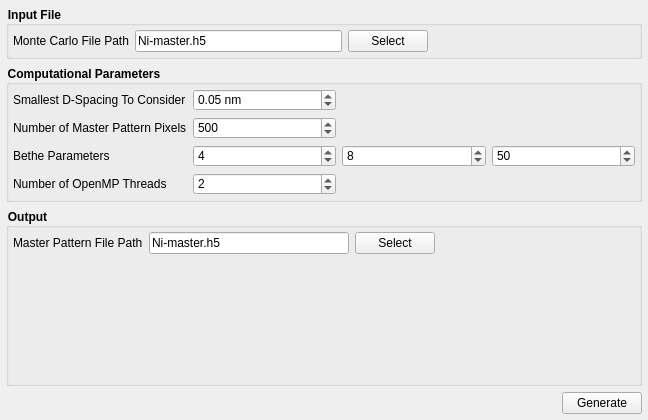
Old version of the form Source/EMsoftWorkbench/Workbench/Modules/MasterPatternSimulationModule/UI_Files/MasterPatternSimulation_UI.ui in the repository EMsoft-org/EMsoft.
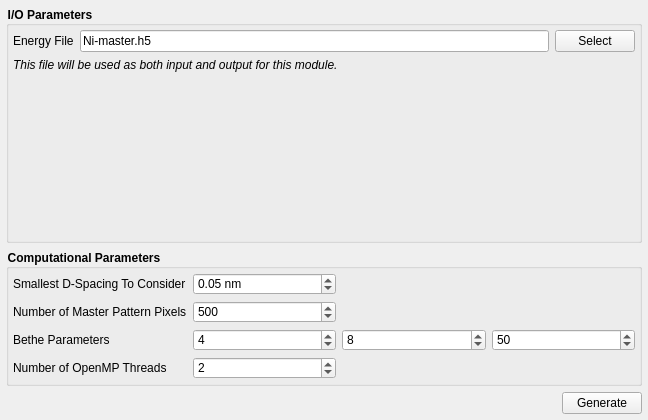
New version of the form.

Commit message:
Merging Master Pattern simulation I/O file paths into one file path (#126)
* Merging MP I/O file paths into one file path.

The NML file that is required to run the Master Pattern simulation algorithm does not have input and output file path values, just an energy file value.  The user interface has been updated with an energy file parameter instead of input file and output file parameters.

* Adding Energy File label that better explains the file used as I/O.

```diff
--- a/Source/EMsoftWorkbench/Workbench/Modules/MasterPatternSimulationModule/UI_Files/MasterPatternSimulation_UI.ui
+++ b/Source/EMsoftWorkbench/Workbench/Modules/MasterPatternSimulationModule/UI_Files/MasterPatternSimulation_UI.ui
@@ -35,7 +35,7 @@
    <item>
     <widget class="QGroupBox" name="inputGrpBox">
      <property name="title">
-      <string>Input File</string>
+      <string>I/O Parameters</string>
      </property>
      <layout class="QGridLayout" name="gridLayout_3">
       <property name="leftMargin">
@@ -50,33 +50,13 @@
       <property name="bottomMargin">
        <number>4</number>
       </property>
-      <item row="1" column="1">
-       <widget class="QLineEdit" name="mcFilePathLE">
-        <property name="text">
-         <string>Ni-master.h5</string>
-        </property>
-       </widget>
-      </item>
       <item row="1" column="0">
        <widget class="QLabel" name="mcFileLabel">
         <property name="text">
-         <string>Monte Carlo File Path</string>
+         <string>Energy File</string>
         </property>
        </widget>
       </item>
-      <item row="1" column="3">
-       <spacer name="horizontalSpacer">
-        <property name="orientation">
-         <enum>Qt::Horizontal</enum>
-        </property>
-        <property name="sizeHint" stdset="0">
-         <size>
-          <width>40</width>
-          <height>20</height>
-         </size>
-        </property>
-       </spacer>
-      </item>
       <item row="1" column="2">
        <widget class="QPushButton" name="mcSelectBtn">
         <property name="text">
@@ -84,6 +64,33 @@
         </property>
        </widget>
       </item>
+      <item row="2" column="0" colspan="3">
+       <widget class="QLabel" name="label">
+        <property name="text">
+         <string>&lt;html&gt;&lt;head/&gt;&lt;body&gt;&lt;p&gt;&lt;span style=&quot; font-style:italic;&quot;&gt;This file will be used as both input and output for this module.&lt;/span&gt;&lt;/p&gt;&lt;/body&gt;&lt;/html&gt;</string>
+        </property>
+       </widget>
+      </item>
+      <item row="1" column="1">
+       <widget class="QLineEdit" name="energyFilePathLE">
+        <property name="text">
+         <string>Ni-master.h5</string>
+        </property>
+       </widget>
+      </item>
+      <item row="3" column="0">
+       <spacer name="verticalSpacer">
+        <property name="orientation">
+         <enum>Qt::Vertical</enum>
+        </property>
+        <property name="sizeHint" stdset="0">
+         <size>
+          <width>20</width>
+          <height>40</height>
+         </size>
+        </property>
+       </spacer>
+      </item>
      </layout>
     </widget>
    </item>
@@ -271,74 +278,6 @@
      </layout>
     </widget>
    </item>
-   <item>
-    <widget class="QGroupBox" name="outputGrpBox">
-     <property name="title">
-      <string>Output</string>
-     </property>
-     <layout class="QGridLayout" name="gridLayout">
-      <property name="leftMargin">
-       <number>4</number>
-      </property>
-      <property name="topMargin">
-       <number>4</number>
-      </property>
-      <property name="rightMargin">
-       <number>4</number>
-      </property>
-      <property name="bottomMargin">
-       <number>4</number>
-      </property>
-      <item row="0" column="0">
-       <widget class="QLabel" name="outputFileNameLabel">
-        <property name="text">
-         <string>Master Pattern File Path</string>
-        </property>
-       </widget>
-      </item>
-      <item row="1" column="1">
-       <spacer name="verticalSpacer_3">
-        <property name="orientation">
-         <enum>Qt::Vertical</enum>
-        </property>
-        <property name="sizeHint" stdset="0">
-         <size>
-          <width>20</width>
-          <height>40</height>
-         </size>
-        </property>
-       </spacer>
-      </item>
-      <item row="0" column="1">
-       <widget class="QLineEdit" name="mpFilePathLE">
-        <property name="text">
-         <string>Ni-master.h5</string>
-        </property>
-       </widget>
-      </item>
-      <item row="0" column="2">
-       <widget class="QPushButton" name="mpSelectBtn">
-        <property name="text">
-         <string>Select</string>
-        </property>
-       </widget>
-      </item>
-      <item row="0" column="3">
-       <spacer name="horizontalSpacer_3">
-        <property name="orientation">
-         <enum>Qt::Horizontal</enum>
-        </property>
-        <property name="sizeHint" stdset="0">
-         <size>
-          <width>40</width>
-          <height>20</height>
-         </size>
-        </property>
-       </spacer>
-      </item>
-     </layout>
-    </widget>
-   </item>
    <item>
     <layout class="QHBoxLayout" name="horizontalLayout">
      <item>
```
Left out of the diff: 6 changed lines with no effect on the pictures. The commit also changes 4 other files.
